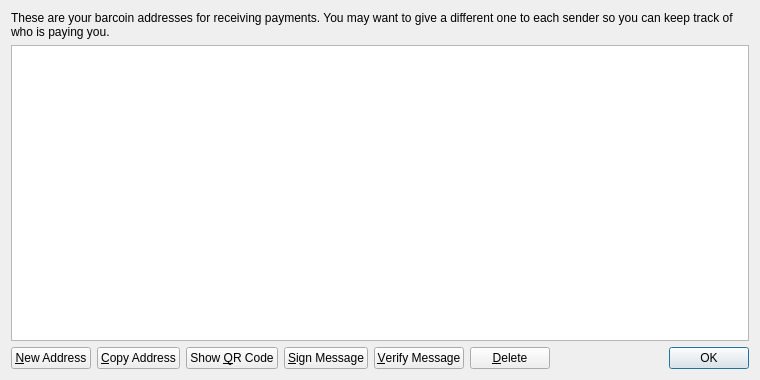
Qt form src/qt/forms/addressbookpage.ui (dimacoin/coin2017) before a commit.
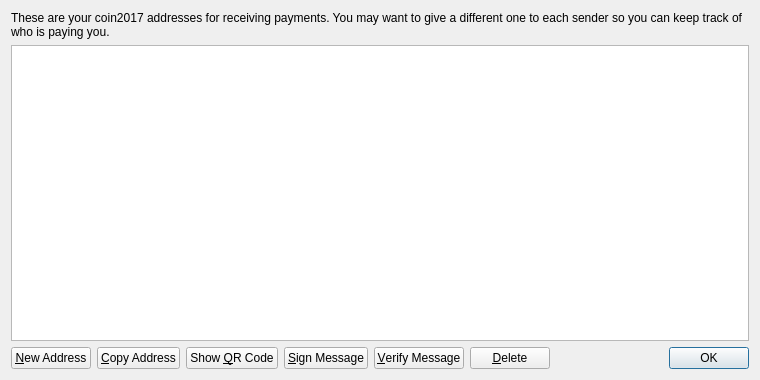
The same form after that commit. Icons and pictures are not drawn.

```diff
--- a/src/qt/forms/addressbookpage.ui
+++ b/src/qt/forms/addressbookpage.ui
@@ -17,7 +17,7 @@
    <item>
     <widget class="QLabel" name="labelExplanation">
      <property name="text">
-      <string>These are your barcoin addresses for receiving payments. You may want to give a different one to each sender so you can keep track of who is paying you.</string>
+      <string>These are your coin2017 addresses for receiving payments. You may want to give a different one to each sender so you can keep track of who is paying you.</string>
      </property>
      <property name="textFormat">
       <enum>Qt::PlainText</enum>
```
